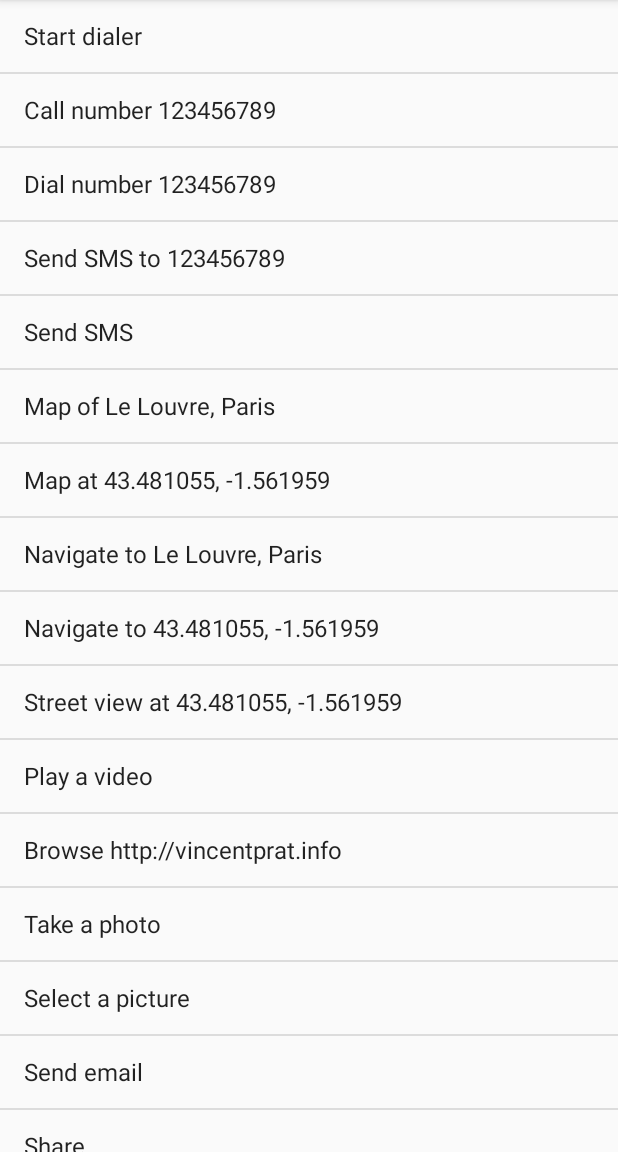
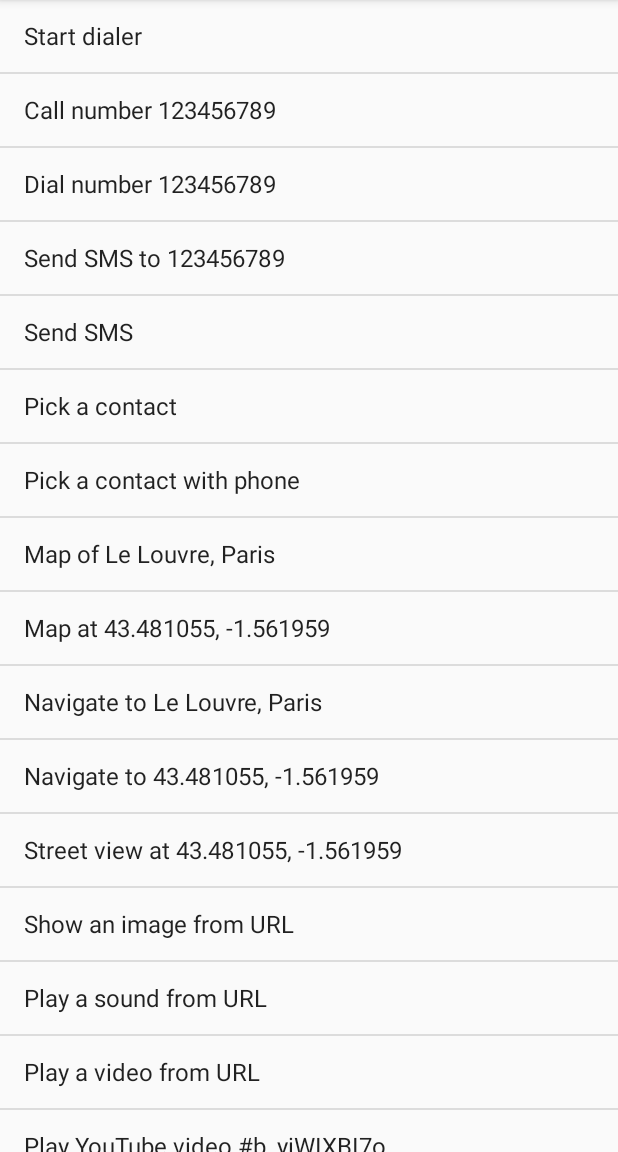
Before and after one commit to marvinlabs/android-intents, an Android app: the screen it shows after launch (MainActivity), on a phone screen of 412 x 824 dp, the part 84-1236 px from its top. Run offline under Robolectric (Android 15) with nearby library versions, the phone set to English and light mode, and no system bars.

Commit message:
Pick contact + medias

```diff
--- a/demo/src/main/java/com/marvinlabs/intents/demo/IntentItemFragment.java
+++ b/demo/src/main/java/com/marvinlabs/intents/demo/IntentItemFragment.java
@@ -62,6 +62,8 @@ public class IntentItemFragment extends Fragment implements AbsListView.OnItemCl
         intents.add(new DemoItem(res.getString(R.string.dial_number), PhoneIntents.newDialNumberIntent("+123456789")));
         intents.add(new DemoItem(res.getString(R.string.send_sms_to), PhoneIntents.newSmsIntent("+123456789", "this is a test SMS")));
         intents.add(new DemoItem(res.getString(R.string.send_sms), PhoneIntents.newSmsIntent("this is a test SMS")));
+        intents.add(new DemoItem(res.getString(R.string.pick_contact), PhoneIntents.newPickContactIntent()));
+        intents.add(new DemoItem(res.getString(R.string.pick_contact_with_phone), PhoneIntents.newPickContactWithPhoneIntent()));
 
         // GeoIntents
         intents.add(new DemoItem(res.getString(R.string.map_of), GeoIntents.newMapsIntent("1 rue du louvre 75000 Paris", "Le Louvre, Paris")));
@@ -71,7 +73,10 @@ public class IntentItemFragment extends Fragment implements AbsListView.OnItemCl
         intents.add(new DemoItem(res.getString(R.string.streetview_at_location), GeoIntents.newStreetViewIntent(43.481055f, -1.561959f)));
 
         // MediaIntents
-        intents.add(new DemoItem(res.getString(R.string.play_video), MediaIntents.newPlayVideoIntent("https://www.youtube.com/watch?v=b_yiWIXBI7o")));
+        intents.add(new DemoItem(res.getString(R.string.play_image), MediaIntents.newPlayImageIntent("http://upload.wikimedia.org/wikipedia/commons/thumb/a/a9/Biarritz-Plage.JPG/1920px-Biarritz-Plage.JPG")));
+        intents.add(new DemoItem(res.getString(R.string.play_audio), MediaIntents.newPlayAudioIntent("http://www.stephaniequinn.com/Music/Allegro%20from%20Duet%20in%20C%20Major.mp3")));
+        intents.add(new DemoItem(res.getString(R.string.play_video), MediaIntents.newPlayVideoIntent("http://mirror.bigbuckbunny.de/peach/bigbuckbunny_movies/big_buck_bunny_480p_h264.mov")));
+        intents.add(new DemoItem(res.getString(R.string.play_video_youtube), MediaIntents.newPlayYouTubeVideoIntent("b_yiWIXBI7o")));
         intents.add(new DemoItem(res.getString(R.string.browse_web), MediaIntents.newOpenWebBrowserIntent("http://vincentprat.info")));
         intents.add(new DemoItem(res.getString(R.string.take_pic), MediaIntents.newTakePictureIntent(Environment.getExternalStorageDirectory().toString() + "/temp.jpg")));
         intents.add(new DemoItem(res.getString(R.string.select_pic), MediaIntents.newSelectPictureIntent()));
--- a/demo/src/main/res/values/strings.xml
+++ b/demo/src/main/res/values/strings.xml
@@ -9,6 +9,8 @@
     <string name="dial_number">Dial number 123456789</string>
     <string name="send_sms_to">Send SMS to 123456789</string>
     <string name="send_sms">Send SMS</string>
+    <string name="pick_contact">Pick a contact</string>
+    <string name="pick_contact_with_phone">Pick a contact with phone</string>
 
     <string name="map_of">Map of Le Louvre, Paris</string>
     <string name="map_at">Map at 43.481055, -1.561959</string>
@@ -16,7 +18,10 @@
     <string name="navigate_to_location">Navigate to 43.481055, -1.561959</string>
     <string name="streetview_at_location">Street view at 43.481055, -1.561959</string>
 
-    <string name="play_video">Play a video</string>
+    <string name="play_image">Show an image from URL</string>
+    <string name="play_audio">Play a sound from URL</string>
+    <string name="play_video">Play a video from URL</string>
+    <string name="play_video_youtube">Play YouTube video #b_yiWIXBI7o</string>
     <string name="browse_web">Browse http://vincentprat.info</string>
     <string name="take_pic">Take a photo</string>
     <string name="select_pic">Select a picture</string>
--- a/library/src/main/java/com/marvinlabs/intents/MediaIntents.java
+++ b/library/src/main/java/com/marvinlabs/intents/MediaIntents.java
@@ -16,6 +16,7 @@ limitations under the License.
 
 package com.marvinlabs.intents;
 
+import android.content.ActivityNotFoundException;
 import android.content.Intent;
 import android.net.Uri;
 import android.provider.MediaStore;
@@ -29,15 +30,158 @@ import java.io.File;
  */
 public class MediaIntents {
 
+    public static final String AUDIO_TYPE = "audio/*";
+    public static final String VIDEO_TYPE = "video/*";
+    public static final String IMAGE_TYPE = "image/*";
+
     /**
-     * Open the video player to play the given
+     * Open the media player to play the given media
      *
-     * @param url The URL of the video to play.
+     * @param file The file path of the media to play.
+     * @return the intent
+     */
+    public static Intent newPlayAudioFileIntent(File file) {
+        return newPlayMediaFileIntent(file, AUDIO_TYPE);
+    }
+
+    /**
+     * Open the media player to play the given media
+     *
+     * @param path The file path of the media to play.
+     * @return the intent
+     */
+    public static Intent newPlayAudioFileIntent(String path) {
+        return newPlayMediaFileIntent(path, AUDIO_TYPE);
+    }
+
+    /**
+     * Open the media player to play the given media
+     *
+     * @param url The URL of the media to play.
+     * @return the intent
+     */
+    public static Intent newPlayAudioIntent(String url) {
+        return newPlayMediaIntent(url, AUDIO_TYPE);
+    }
+
+    /**
+     * Open the media player to play the given media
+     *
+     * @param file The file path of the media to play.
+     * @return the intent
+     */
+    public static Intent newPlayImageFileIntent(File file) {
+        return newPlayMediaFileIntent(file, IMAGE_TYPE);
+    }
+
+    /**
+     * Open the media player to play the given media
+     *
+     * @param path The file path of the media to play.
+     * @return the intent
+     */
+    public static Intent newPlayImageFileIntent(String path) {
+        return newPlayMediaFileIntent(path, IMAGE_TYPE);
+    }
+
+    /**
+     * Open the media player to play the given media
+     *
+     * @param url The URL of the media to play.
+     * @return the intent
+     */
+    public static Intent newPlayImageIntent(String url) {
+        return newPlayMediaIntent(url, IMAGE_TYPE);
+    }
+
+    /**
+     * Open the media player to play the given media
+     *
+     * @param file The file path of the media to play.
+     * @return the intent
+     */
+    public static Intent newPlayVideoFileIntent(File file) {
+        return newPlayMediaFileIntent(file, VIDEO_TYPE);
+    }
+
+    /**
+     * Open the media player to play the given media
+     *
+     * @param path The file path of the media to play.
+     * @return the intent
+     */
+    public static Intent newPlayVideoFileIntent(String path) {
+        return newPlayMediaFileIntent(path, VIDEO_TYPE);
+    }
+
+    /**
+     * Open the media player to play the given media
+     *
+     * @param url The URL of the media to play.
      * @return the intent
      */
     public static Intent newPlayVideoIntent(String url) {
+        return newPlayMediaIntent(url, VIDEO_TYPE);
+    }
+
+    /**
+     * Open a YouTube video. If the app is not installed, it opens it in the browser
+     *
+     * @param videoId The video ID
+     *
+     * @return the intent
+     */
+    public static Intent newPlayYouTubeVideoIntent(String videoId) {
+        try {
+            return new Intent(Intent.ACTION_VIEW, Uri.parse("vnd.youtube:" + videoId));
+        } catch (ActivityNotFoundException ex) {
+            return new Intent(Intent.ACTION_VIEW, Uri.parse("http://www.youtube.com/watch?v=" + videoId));
+        }
+    }
+
+    /**
+     * Open the media player to play the given media
+     *
+     * @param url  The URL of the media to play.
+     * @param type The mime type
+     * @return the intent
+     */
+    public static Intent newPlayMediaIntent(String url, String type) {
+        return newPlayMediaIntent(Uri.parse(url), type);
+    }
+
+    /**
+     * Open the media player to play the given media
+     *
+     * @param file The file path of the media to play.
+     * @param type The mime type
+     * @return the intent
+     */
+    public static Intent newPlayMediaFileIntent(File file, String type) {
+        return newPlayMediaIntent(Uri.fromFile(file), type);
+    }
+
+    /**
+     * Open the media player to play the given media
+     *
+     * @param path The file path of the media to play.
+     * @param type The mime type
+     * @return the intent
+     */
+    public static Intent newPlayMediaFileIntent(String path, String type) {
+        return newPlayMediaIntent(Uri.fromFile(new File(path)), type);
+    }
+
+    /**
+     * Open the media player to play the given media Uri
+     *
+     * @param uri  The Uri of the media to play.
+     * @param type The mime type
+     * @return the intent
+     */
+    public static Intent newPlayMediaIntent(Uri uri, String type) {
         Intent intent = new Intent(Intent.ACTION_VIEW);
-        intent.setDataAndType(Uri.parse(url), "video/*");
+        intent.setDataAndType(uri, type);
         return intent;
     }
 
--- a/library/src/main/java/com/marvinlabs/intents/PhoneIntents.java
+++ b/library/src/main/java/com/marvinlabs/intents/PhoneIntents.java
@@ -18,6 +18,10 @@ package com.marvinlabs.intents;
 
 import android.content.Intent;
 import android.net.Uri;
+import android.os.Build;
+import android.provider.Contacts;
+import android.provider.ContactsContract;
+import android.text.TextUtils;
 
 /**
  * Provides factory methods to create intents to send SMS, MMS and call phone numbers
@@ -90,4 +94,67 @@ public class PhoneIntents {
         }
         return intent;
     }
+
+    /**
+     * Pick contact from phone book
+     */
+    public static Intent newPickContactIntent() {
+        return newPickContactIntent(null);
+    }
+
+    /**
+     * Pick contact from phone book
+     * <p/>
+     * Examples:
+     * <p/>
+     * <code><pre>
+     *     // Select only from users with emails
+     *     IntentUtils.pickContact(ContactsContract.CommonDataKinds.Email.CONTENT_TYPE);
+     * <p/>
+     *     // Select only from users with phone numbers on pre Eclair devices
+     *     IntentUtils.pickContact(Contacts.Phones.CONTENT_TYPE);
+     * <p/>
+     *     // Select only from users with phone numbers on devices with Eclair and higher
+     *     IntentUtils.pickContact(ContactsContract.CommonDataKinds.Phone.CONTENT_TYPE);
+     * </pre></code>
+     *
+     * @param scope You can restrict selection by passing required content type.
+     */
+    @SuppressWarnings("deprecation")
+    public static Intent newPickContactIntent(String scope) {
+        Intent intent;
+        if (isContacts2ApiSupported()) {
+            intent = new Intent(Intent.ACTION_PICK, Uri.parse("content://com.android.contacts/contacts"));
+        } else {
+            intent = new Intent(Intent.ACTION_PICK, Contacts.People.CONTENT_URI);
+        }
+
+        if (!TextUtils.isEmpty(scope)) {
+            intent.setType(scope);
+        }
+
+        return intent;
+    }
+
+    /**
+     * Pick contact only from contacts with telephone numbers
+     */
+    @SuppressWarnings("deprecation")
+    public static Intent newPickContactWithPhoneIntent() {
+        Intent intent;
+        if (isContacts2ApiSupported()) {
+            intent = newPickContactIntent(ContactsContract.CommonDataKinds.Phone.CONTENT_TYPE);
+        } else {
+        // pre Eclair, use old contacts API
+            intent = newPickContactIntent(Contacts.Phones.CONTENT_TYPE);
+        }
+        return intent;
+    }
+
+    /**
+     * Does the current device support the Post eclair contacts API?
+     */
+    private static boolean isContacts2ApiSupported() {
+        return Build.VERSION.SDK_INT >= Build.VERSION_CODES.ECLAIR;
+    }
 }
```
Also changed, not shown: library/src/main/java/com/marvinlabs/intents/SystemIntents.java (+17 -0 lines), 1 other file.
